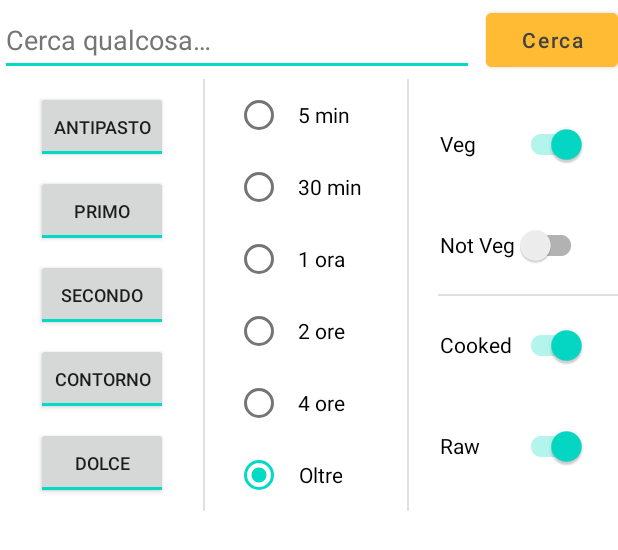
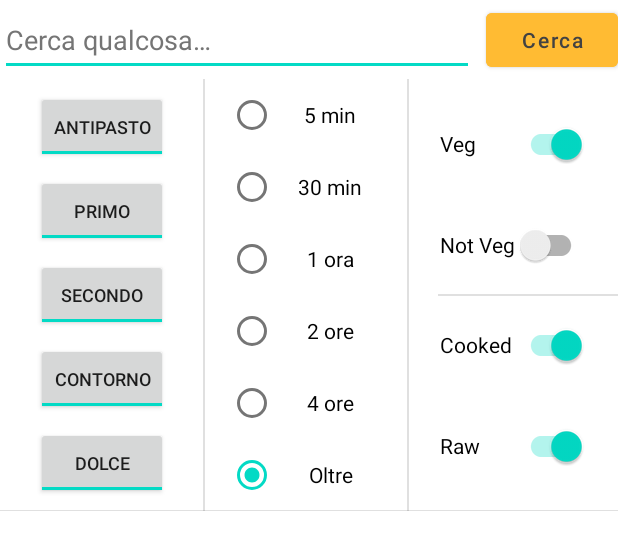
Before and after one commit to RiccardoEvangelisti/RecipeBook, an Android app: the layout fragment_filters.xml on its own in the app's theme, with its tools: preview values and no code run, on a phone screen of 412 x 824 dp. Shown: the top 550 px of the screen. Run offline under Robolectric (Android 15) with nearby library versions, the phone set to English and light mode, and no system bars.

Commit message:
Add divider. Add Tokenizer

```diff
--- a/app/src/main/java/com/projects/android/recipebook/model/RecipeFTS.kt
+++ b/app/src/main/java/com/projects/android/recipebook/model/RecipeFTS.kt
@@ -2,9 +2,10 @@ package com.projects.android.recipebook.model
 
 import androidx.room.Entity
 import androidx.room.Fts4
+import androidx.room.FtsOptions
 import androidx.room.PrimaryKey
 
-@Fts4(contentEntity = Recipe::class)
+@Fts4(contentEntity = Recipe::class, tokenizer = FtsOptions.TOKENIZER_ICU)
 @Entity(tableName = "recipeBook_fts")
 @Suppress("unused")
 class RecipeFTS(
--- a/app/src/main/res/layout/fragment_filters.xml
+++ b/app/src/main/res/layout/fragment_filters.xml
@@ -134,8 +134,10 @@
 
 	<RadioGroup
 		android:id = "@+id/tempoPrepRadioGroup"
-		android:layout_width = "wrap_content"
+		android:layout_width = "0dp"
 		android:layout_height = "wrap_content"
+		android:layout_marginStart = "16dp"
+		android:layout_marginEnd = "16dp"
 		android:checkedButton = "@id/oltreRadioButton"
 		android:orientation = "vertical"
 		app:layout_constraintBottom_toBottomOf = "parent"
@@ -145,67 +147,49 @@
 
 		<RadioButton
 			android:id = "@+id/cinqueMinRadioButton"
-			android:layout_width = "wrap_content"
-			android:layout_height = "match_parent"
-			android:layout_weight = "1"
-			android:drawablePadding = "-10dp"
+			android:layout_width = "match_parent"
+			android:layout_height = "wrap_content"
 			android:gravity = "center"
-			android:padding = "10dp"
 			android:text = "@string/_5_min"
 			android:textAllCaps = "false" />
 
 		<RadioButton
 			android:id = "@+id/trentaMinRadioButton"
-			android:layout_width = "wrap_content"
-			android:layout_height = "match_parent"
-			android:layout_weight = "1"
-			android:drawablePadding = "-10dp"
+			android:layout_width = "match_parent"
+			android:layout_height = "wrap_content"
 			android:gravity = "center"
-			android:padding = "10dp"
 			android:text = "@string/_30_min"
 			android:textAllCaps = "false" />
 
 		<RadioButton
 			android:id = "@+id/unaOraRadioButton"
-			android:layout_width = "wrap_content"
-			android:layout_height = "match_parent"
-			android:layout_weight = "1"
-			android:drawablePadding = "-10dp"
+			android:layout_width = "match_parent"
+			android:layout_height = "wrap_content"
 			android:gravity = "center"
-			android:padding = "10dp"
 			android:text = "@string/_1_ora"
 			android:textAllCaps = "false" />
 
 		<RadioButton
 			android:id = "@+id/dueOreRadioButton"
-			android:layout_width = "wrap_content"
-			android:layout_height = "match_parent"
-			android:layout_weight = "1"
-			android:drawablePadding = "-10dp"
+			android:layout_width = "match_parent"
+			android:layout_height = "wrap_content"
 			android:gravity = "center"
-			android:padding = "10dp"
 			android:text = "@string/_2_ore"
 			android:textAllCaps = "false" />
 
 		<RadioButton
 			android:id = "@+id/quattroOreRadioButton"
-			android:layout_width = "wrap_content"
-			android:layout_height = "match_parent"
-			android:layout_weight = "1"
-			android:drawablePadding = "-10dp"
+			android:layout_width = "match_parent"
+			android:layout_height = "wrap_content"
 			android:gravity = "center"
-			android:padding = "10dp"
 			android:text = "@string/_4_ore"
 			android:textAllCaps = "false" />
 
 		<RadioButton
 			android:id = "@+id/oltreRadioButton"
-			android:layout_width = "wrap_content"
-			android:layout_height = "match_parent"
-			android:layout_weight = "1"
-			android:drawablePadding = "-10dp"
+			android:layout_width = "match_parent"
+			android:layout_height = "wrap_content"
 			android:gravity = "center"
-			android:padding = "10dp"
 			android:text = "@string/oltre"
 			app:useMaterialThemeColors = "false"
 			tools:ignore = "TextContrastCheck" />
@@ -279,7 +263,7 @@
 		app:layout_constraintGuide_percent = "0.66" />
 
 	<View
-		android:id = "@+id/view2"
+		android:id = "@+id/divider1"
 		style = "@style/Divider_Vertical"
 		app:layout_constraintBottom_toBottomOf = "parent"
 		app:layout_constraintEnd_toStartOf = "@+id/guideline17"
@@ -287,7 +271,7 @@
 		app:layout_constraintTop_toTopOf = "@+id/guideline12" />
 
 	<View
-		android:id = "@+id/view"
+		android:id = "@+id/divider2"
 		style = "@style/Divider_Vertical"
 		app:layout_constraintBottom_toBottomOf = "parent"
 		app:layout_constraintEnd_toStartOf = "@+id/guideline14"
@@ -295,11 +279,20 @@
 		app:layout_constraintTop_toTopOf = "@+id/guideline12" />
 
 	<View
+		android:id = "@+id/divider3"
 		style = "@style/Divider_Horizontal"
-		android:layout_marginStart="20dp"
+		android:layout_marginStart = "20dp"
 		app:layout_constraintBottom_toTopOf = "@+id/serveCotturaSwitch"
 		app:layout_constraintEnd_toEndOf = "parent"
 		app:layout_constraintStart_toStartOf = "@+id/guideline14"
 		app:layout_constraintTop_toBottomOf = "@+id/nonVegetarianoSwitch" />
 
+	<View
+		android:id = "@+id/divider4"
+		style = "@style/Divider_Horizontal"
+		app:layout_constraintBottom_toBottomOf = "parent"
+		app:layout_constraintEnd_toEndOf = "parent"
+		app:layout_constraintStart_toStartOf = "parent"
+		app:layout_constraintTop_toBottomOf = "parent" />
+
 </androidx.constraintlayout.widget.ConstraintLayout>
```
Also changed, not shown: 1 other file.
